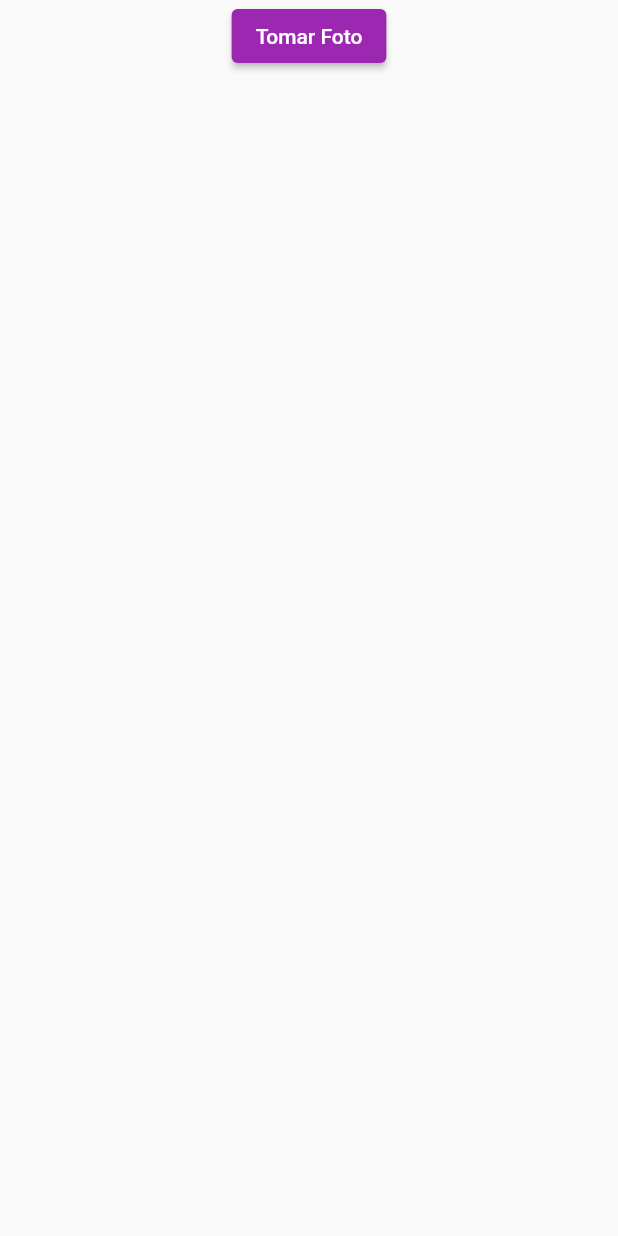
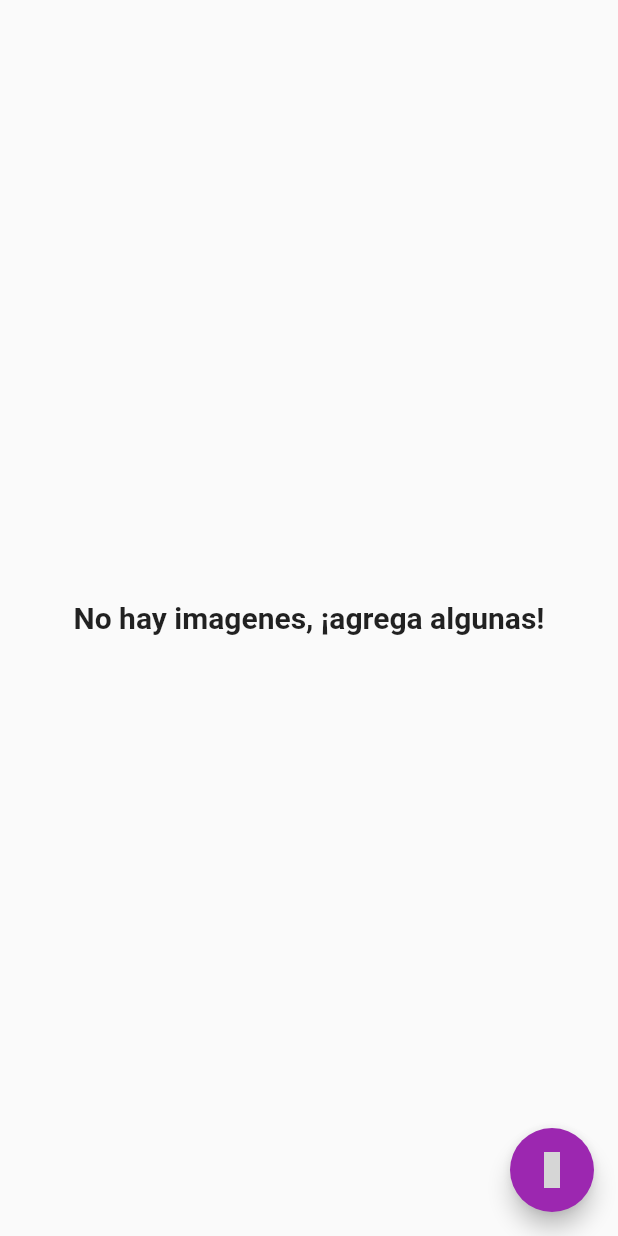
Before and after one commit to HaroldMart/adventures_app, a Flutter app: the CameraScreen screen opened directly, on a phone screen of 412 x 824 dp. Run offline on Flutter 3.47's test engine with Material 2 defaults, Android fonts, the phone set to English and light mode, and no system bars; our stand-ins replace firebase_auth, firebase_core, flutter_map, geolocator, google_sign_in, iconly and 3 more; accounts and stored records are empty; network calls fail; grey boxes are pictures that could not be loaded.

Commit message:
Design fixes

```diff
--- a/lib/screens/camera_screen.dart
+++ b/lib/screens/camera_screen.dart
@@ -1,5 +1,6 @@
 import 'dart:io';
 import 'package:flutter/material.dart';
+import 'package:iconly/iconly.dart';
 import 'package:image_picker/image_picker.dart';
 import 'package:path_provider/path_provider.dart';
 
@@ -31,18 +32,24 @@ class _CameraScreenState extends State<CameraScreen> {
   @override
   Widget build(BuildContext context) {
     return Scaffold(
-      body: Center(
-        child: Column(
+      floatingActionButton: FloatingActionButton(
+        onPressed: _takePhoto,
+        child: const Icon(IconlyBold.camera)
+      ),
+      body: Center(child: _savedImages.isEmpty
+      ? const Text('No hay imagenes, ¡agrega algunas!',
+        style: TextStyle(
+          fontSize: 20,
+          fontWeight: FontWeight.w700
+        ),
+      )
+      : Column(
           mainAxisAlignment: MainAxisAlignment.center,
           children: [
-            ElevatedButton(
-              onPressed: _takePhoto,
-              child: Text('Tomar Foto'),
-            ),
-            SizedBox(height: 20),
+            const SizedBox(height: 20),
             Expanded(
               child: GridView.builder(
-                gridDelegate: SliverGridDelegateWithFixedCrossAxisCount(
+                gridDelegate: const SliverGridDelegateWithFixedCrossAxisCount(
                   crossAxisCount: 3,
                 ),
                 itemCount: _savedImages.length,
```
Also changed, not shown: lib/screens/home_screen.dart (+26 -11 lines), lib/screens/signin_screen.dart (+24 -12 lines).
